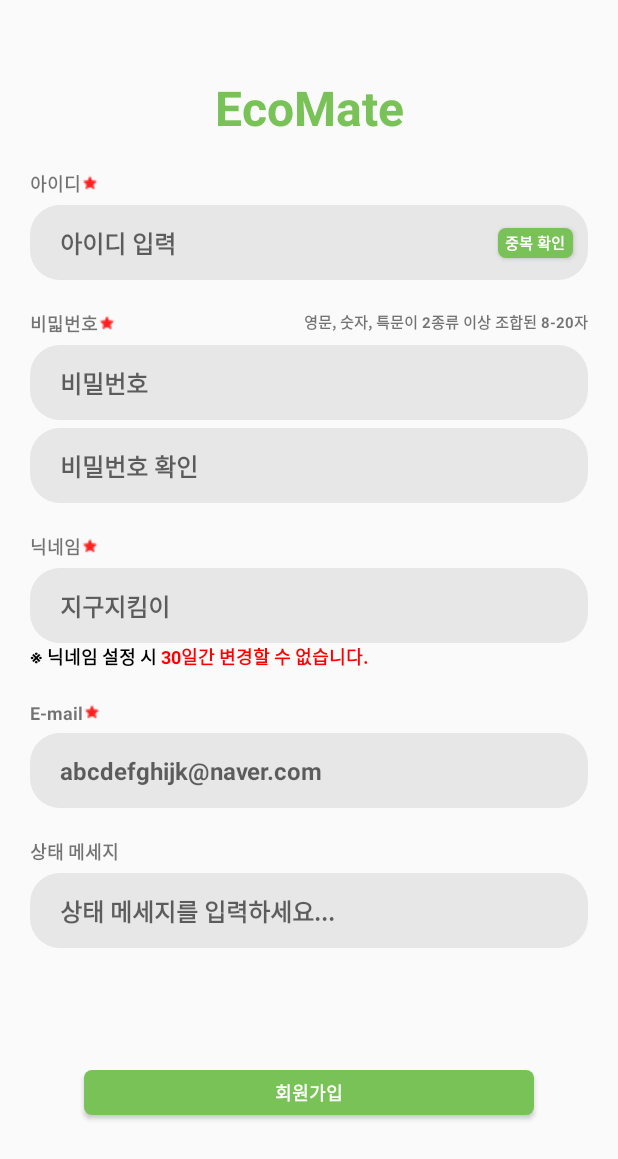
After one commit to Eco-Mate/EcoMate-Client, an Android app: the layout activity_signup.xml on its own in the app's theme, with its tools: preview values and no code run, on a phone screen of 412 x 824 dp. The commit adds this screen. Shown: the top 1159 px of the screen. Run offline under Robolectric (Android 15) with nearby library versions, the phone set to English and light mode, and no system bars.

Commit message:
Add: Login, Signup Page

```diff
--- /dev/null
+++ b/app/src/main/res/drawable/gray_background_2.xml
@@ -0,0 +1,11 @@
+<?xml version="1.0" encoding="utf-8"?>
+<ripple
+    xmlns:android="http://schemas.android.com/apk/res/android"
+    android:color="@color/white">
+    <item android:id="@+id/background">
+        <shape android:shape="rectangle">
+            <solid android:color="@color/gray_3"/>
+            <corners android:radius="20dp"/>
+        </shape>
+    </item>
+</ripple>
--- a/app/src/main/res/layout/access_dialog.xml
+++ b/app/src/main/res/layout/access_dialog.xml
@@ -50,7 +50,7 @@
         android:textColor="@color/gray_2"
         android:textSize="16dp"
         android:textStyle="bold"
-        android:background="@drawable/gray_background"
+        android:background="@drawable/gray_background_1"
         android:layout_marginStart="15dp"
         android:layout_marginEnd="15dp"
         android:layout_marginTop="5dp"
--- /dev/null
+++ b/app/src/main/res/layout/activity_login.xml
@@ -0,0 +1,121 @@
+<?xml version="1.0" encoding="utf-8"?>
+<androidx.constraintlayout.widget.ConstraintLayout xmlns:android="http://schemas.android.com/apk/res/android"
+    android:layout_width="match_parent"
+    android:layout_height="match_parent"
+    xmlns:app="http://schemas.android.com/apk/res-auto">
+
+    <TextView
+        android:id="@+id/login_title"
+        android:layout_width="wrap_content"
+        android:layout_height="wrap_content"
+        android:text="EcoMate"
+        android:textSize="32dp"
+        android:textStyle="bold"
+        android:textColor="@color/primary"
+        android:layout_marginTop="100dp"
+        app:layout_constraintStart_toStartOf="parent"
+        app:layout_constraintEnd_toEndOf="parent"
+        app:layout_constraintTop_toTopOf="parent" />
+    <EditText
+        android:id="@+id/login_id"
+        android:layout_width="300dp"
+        android:layout_height="wrap_content"
+        android:hint="아이디"
+        android:layout_marginTop="50dp"
+        app:layout_constraintStart_toStartOf="parent"
+        app:layout_constraintEnd_toEndOf="parent"
+        app:layout_constraintTop_toBottomOf="@id/login_title" />
+    <EditText
+        android:id="@+id/login_password"
+        android:layout_width="300dp"
+        android:layout_height="wrap_content"
+        android:hint="비밀번호"
+        app:layout_constraintStart_toStartOf="parent"
+        app:layout_constraintEnd_toEndOf="parent"
+        app:layout_constraintTop_toBottomOf="@id/login_id" />
+    <LinearLayout
+        android:id="@+id/auto_login"
+        android:layout_width="300dp"
+        android:layout_height="wrap_content"
+        android:orientation="horizontal"
+
+        app:layout_constraintStart_toStartOf="parent"
+        app:layout_constraintEnd_toEndOf="parent"
+        app:layout_constraintTop_toBottomOf="@id/login_password">
+        <TextView
+            android:id="@+id/auto_login_title"
+            android:layout_width="wrap_content"
+            android:layout_height="wrap_content"
+            android:text="자동 로그인"
+            android:textColor="@color/black"
+            android:textSize="10dp"
+            android:textStyle="bold"/>
+        <CheckBox
+            android:id="@+id/auto_login_checkBox"
+            android:layout_width="wrap_content"
+            android:layout_height="wrap_content"/>
+    </LinearLayout>
+    <Button
+        android:id="@+id/login_btn"
+        android:layout_width="100dp"
+        android:layout_height="wrap_content"
+        android:text="로그인"
+        android:textStyle="bold"
+        android:textSize="12dp"
+        android:textColor="@color/white"
+        android:background="@drawable/primary_background"
+        android:layout_marginTop="50dp"
+        app:layout_constraintStart_toStartOf="parent"
+        app:layout_constraintEnd_toEndOf="parent"
+        app:layout_constraintTop_toBottomOf="@id/auto_login"/>
+    <LinearLayout
+        android:id="@+id/login_option"
+        android:layout_width="wrap_content"
+        android:layout_height="wrap_content"
+        android:orientation="horizontal"
+        android:layout_marginTop="30dp"
+        app:layout_constraintStart_toStartOf="parent"
+        app:layout_constraintEnd_toEndOf="parent"
+        app:layout_constraintTop_toBottomOf="@id/login_btn">
+        <TextView
+            android:id="@+id/login_findId"
+            android:layout_width="wrap_content"
+            android:layout_height="wrap_content"
+            android:text="아이디 찾기"
+            android:textSize="12dp"
+            android:textStyle="bold"
+            android:clickable="true"/>
+        <TextView
+            android:layout_width="wrap_content"
+            android:layout_height="wrap_content"
+            android:text="|"
+            android:textSize="12dp"
+            android:textStyle="bold"
+            android:layout_marginStart="5dp"
+            android:layout_marginEnd="5dp" />
+        <TextView
+            android:id="@+id/login_findPassword"
+            android:layout_width="wrap_content"
+            android:layout_height="wrap_content"
+            android:text="비밀번호 찾기"
+            android:textSize="12dp"
+            android:textStyle="bold"
+            android:clickable="true"/>
+        <TextView
+            android:layout_width="wrap_content"
+            android:layout_height="wrap_content"
+            android:text="|"
+            android:textSize="12dp"
+            android:textStyle="bold"
+            android:layout_marginStart="5dp"
+            android:layout_marginEnd="5dp"/>
+        <TextView
+            android:id="@+id/login_signUp"
+            android:layout_width="wrap_content"
+            android:layout_height="wrap_content"
+            android:text="회원가입"
+            android:textSize="12dp"
+            android:textStyle="bold"
+            android:clickable="true"/>
+    </LinearLayout>
+</androidx.constraintlayout.widget.ConstraintLayout>
--- /dev/null
+++ b/app/src/main/res/layout/activity_signup.xml
@@ -0,0 +1,353 @@
+<?xml version="1.0" encoding="utf-8"?>
+<androidx.constraintlayout.widget.ConstraintLayout xmlns:android="http://schemas.android.com/apk/res/android"
+    android:layout_width="match_parent"
+    android:layout_height="match_parent"
+    xmlns:app="http://schemas.android.com/apk/res-auto">
+
+    <TextView
+        android:id="@+id/signup_title"
+        android:layout_width="wrap_content"
+        android:layout_height="wrap_content"
+        android:text="EcoMate"
+        android:textStyle="bold"
+        android:textSize="32dp"
+        android:textColor="@color/primary"
+        android:layout_marginTop="50dp"
+        app:layout_constraintStart_toStartOf="parent"
+        app:layout_constraintEnd_toEndOf="parent"
+        app:layout_constraintTop_toTopOf="parent"/>
+    <androidx.constraintlayout.widget.ConstraintLayout
+        android:id="@+id/signup_id"
+        android:layout_width="match_parent"
+        android:layout_height="wrap_content"
+        android:layout_margin="20dp"
+        app:layout_constraintStart_toStartOf="parent"
+        app:layout_constraintEnd_toEndOf="parent"
+        app:layout_constraintTop_toBottomOf="@id/signup_title">
+        <LinearLayout
+            android:id="@+id/signup_id_title"
+            android:layout_width="wrap_content"
+            android:layout_height="wrap_content"
+            android:orientation="horizontal"
+            android:gravity="center"
+            app:layout_constraintStart_toStartOf="parent"
+            app:layout_constraintTop_toTopOf="parent">
+            <TextView
+                android:layout_width="wrap_content"
+                android:layout_height="wrap_content"
+                android:text="아이디"
+                android:textSize="12dp"
+                android:textStyle="bold"/>
+            <ImageView
+                android:layout_width="wrap_content"
+                android:layout_height="wrap_content"
+                android:background="@drawable/star"/>
+        </LinearLayout>
+        <androidx.constraintlayout.widget.ConstraintLayout
+            android:id="@+id/signup_id_input"
+            android:layout_width="match_parent"
+            android:layout_height="50dp"
+            android:layout_marginTop="5dp"
+            app:layout_constraintStart_toStartOf="parent"
+            app:layout_constraintEnd_toEndOf="parent"
+            app:layout_constraintTop_toBottomOf="@id/signup_id_title"
+            android:background="@drawable/gray_background_2">
+
+            <EditText
+                android:id="@+id/signup_id_editText"
+                android:layout_width="0dp"
+                android:layout_height="wrap_content"
+                android:hint="아이디 입력"
+                android:textSize="16dp"
+                android:textStyle="bold"
+                android:background="@android:color/transparent"
+                android:layout_marginStart="20dp"
+                app:layout_constraintStart_toStartOf="parent"
+                app:layout_constraintEnd_toStartOf="@id/signup_id_btn"
+                app:layout_constraintTop_toTopOf="parent"
+                app:layout_constraintBottom_toBottomOf="parent"/>
+            <Button
+                android:id="@+id/signup_id_btn"
+                android:layout_width="50dp"
+                android:layout_height="20dp"
+                android:text="중복 확인"
+                android:textStyle="bold"
+                android:textSize="10dp"
+                android:textColor="@color/white"
+                android:background="@drawable/primary_background"
+                android:layout_marginEnd="10dp"
+                app:layout_constraintStart_toEndOf="@id/signup_id_editText"
+                app:layout_constraintEnd_toEndOf="parent"
+                app:layout_constraintTop_toTopOf="parent"
+                app:layout_constraintBottom_toBottomOf="parent"/>
+        </androidx.constraintlayout.widget.ConstraintLayout>
+    </androidx.constraintlayout.widget.ConstraintLayout>
+    <androidx.constraintlayout.widget.ConstraintLayout
+        android:id="@+id/signup_password"
+        android:layout_width="match_parent"
+        android:layout_height="wrap_content"
+        android:layout_margin="20dp"
+        app:layout_constraintStart_toStartOf="parent"
+        app:layout_constraintEnd_toEndOf="parent"
+        app:layout_constraintTop_toBottomOf="@id/signup_id">
+        <LinearLayout
+            android:id="@+id/signup_password_title"
+            android:layout_width="wrap_content"
+            android:layout_height="wrap_content"
+            android:orientation="horizontal"
+            android:gravity="center"
+            app:layout_constraintStart_toStartOf="parent"
+            app:layout_constraintTop_toTopOf="parent">
+            <TextView
+                android:layout_width="wrap_content"
+                android:layout_height="wrap_content"
+                android:text="비밃번호"
+                android:textSize="12dp"
+                android:textStyle="bold"/>
+            <ImageView
+                android:layout_width="wrap_content"
+                android:layout_height="wrap_content"
+                android:background="@drawable/star"/>
+        </LinearLayout>
+        <TextView
+            android:layout_width="wrap_content"
+            android:layout_height="wrap_content"
+            android:text="영문, 숫자, 특문이 2종류 이상 조합된 8-20자"
+            android:textSize="10dp"
+            android:textStyle="bold"
+            app:layout_constraintEnd_toEndOf="parent"
+            app:layout_constraintTop_toTopOf="parent"/>
+        <androidx.constraintlayout.widget.ConstraintLayout
+            android:id="@+id/signup_password_input_1"
+            android:layout_width="match_parent"
+            android:layout_height="50dp"
+            android:layout_marginTop="5dp"
+            app:layout_constraintStart_toStartOf="parent"
+            app:layout_constraintEnd_toEndOf="parent"
+            app:layout_constraintTop_toBottomOf="@id/signup_password_title"
+            android:background="@drawable/gray_background_2">
+
+            <EditText
+                android:id="@+id/signup_password_editText_1"
+                android:layout_width="0dp"
+                android:layout_height="wrap_content"
+                android:hint="비밀번호"
+                android:textSize="16dp"
+                android:textStyle="bold"
+                android:background="@android:color/transparent"
+                android:layout_marginStart="20dp"
+                android:layout_marginEnd="20dp"
+                app:layout_constraintStart_toStartOf="parent"
+                app:layout_constraintEnd_toEndOf="parent"
+                app:layout_constraintTop_toTopOf="parent"
+                app:layout_constraintBottom_toBottomOf="parent"/>
+        </androidx.constraintlayout.widget.ConstraintLayout>
+        <androidx.constraintlayout.widget.ConstraintLayout
+            android:id="@+id/signup_password_input_2"
+            android:layout_width="match_parent"
+            android:layout_height="50dp"
+            android:layout_marginTop="5dp"
+            app:layout_constraintStart_toStartOf="parent"
+            app:layout_constraintEnd_toEndOf="parent"
+            app:layout_constraintTop_toBottomOf="@id/signup_password_input_1"
+            android:background="@drawable/gray_background_2">
+
+            <EditText
+                android:id="@+id/signup_password_editText_2"
+                android:layout_width="0dp"
+                android:layout_height="wrap_content"
+                android:hint="비밀번호 확인"
+                android:textSize="16dp"
+                android:textStyle="bold"
+                android:background="@android:color/transparent"
+                android:layout_marginStart="20dp"
+                android:layout_marginEnd="20dp"
+                app:layout_constraintStart_toStartOf="parent"
+                app:layout_constraintEnd_toEndOf="parent"
+                app:layout_constraintTop_toTopOf="parent"
+                app:layout_constraintBottom_toBottomOf="parent"/>
+        </androidx.constraintlayout.widget.ConstraintLayout>
+    </androidx.constraintlayout.widget.ConstraintLayout>
+    <androidx.constraintlayout.widget.ConstraintLayout
+        android:id="@+id/signup_nickname"
+        android:layout_width="match_parent"
+        android:layout_height="wrap_content"
+        android:layout_margin="20dp"
+        app:layout_constraintStart_toStartOf="parent"
+        app:layout_constraintEnd_toEndOf="parent"
+        app:layout_constraintTop_toBottomOf="@id/signup_password">
+        <LinearLayout
+            android:id="@+id/signup_nickname_title"
+            android:layout_width="wrap_content"
+            android:layout_height="wrap_content"
+            android:orientation="horizontal"
+            android:gravity="center"
+            app:layout_constraintStart_toStartOf="parent"
+            app:layout_constraintTop_toTopOf="parent">
+            <TextView
+                android:layout_width="wrap_content"
+                android:layout_height="wrap_content"
+                android:text="닉네임"
+                android:textSize="12dp"
+                android:textStyle="bold"/>
+            <ImageView
+                android:layout_width="wrap_content"
+                android:layout_height="wrap_content"
+                android:background="@drawable/star"/>
+        </LinearLayout>
+        <androidx.constraintlayout.widget.ConstraintLayout
+            android:id="@+id/signup_nickname_input"
+            android:layout_width="match_parent"
+            android:layout_height="50dp"
+            android:layout_marginTop="5dp"
+            app:layout_constraintStart_toStartOf="parent"
+            app:layout_constraintEnd_toEndOf="parent"
+            app:layout_constraintTop_toBottomOf="@id/signup_nickname_title"
+            android:background="@drawable/gray_background_2">
+
+            <EditText
+                android:id="@+id/signup_nickname_editText"
+                android:layout_width="0dp"
+                android:layout_height="wrap_content"
+                android:hint="지구지킴이"
+                android:textSize="16dp"
+                android:textStyle="bold"
+                android:background="@android:color/transparent"
+                android:layout_marginStart="20dp"
+                android:layout_marginEnd="20dp"
+                app:layout_constraintStart_toStartOf="parent"
+                app:layout_constraintEnd_toEndOf="parent"
+                app:layout_constraintTop_toTopOf="parent"
+                app:layout_constraintBottom_toBottomOf="parent"/>
+        </androidx.constraintlayout.widget.ConstraintLayout>
+        <TextView
+            android:id="@+id/signup_nickname_warn_1"
+            android:layout_width="wrap_content"
+            android:layout_height="wrap_content"
+            android:text="※ 닉네임 설정 시 "
+            android:textSize="12dp"
+            android:textColor="@color/black"
+            android:textStyle="bold"
+            app:layout_constraintStart_toStartOf="parent"
+            app:layout_constraintTop_toBottomOf="@id/signup_nickname_input"/>
+        <TextView
+            android:id="@+id/signup_nickname_warn_2"
+            android:layout_width="wrap_content"
+            android:layout_height="wrap_content"
+            android:text="30일간 변경할 수 없습니다."
+            android:textStyle="bold"
+            android:textColor="@color/red"
+            android:textSize="12dp"
+            app:layout_constraintStart_toEndOf="@id/signup_nickname_warn_1"
+            app:layout_constraintTop_toBottomOf="@id/signup_nickname_input"/>
+    </androidx.constraintlayout.widget.ConstraintLayout>
+    <androidx.constraintlayout.widget.ConstraintLayout
+        android:id="@+id/signup_email"
+        android:layout_width="match_parent"
+        android:layout_height="wrap_content"
+        android:layout_margin="20dp"
+        app:layout_constraintStart_toStartOf="parent"
+        app:layout_constraintEnd_toEndOf="parent"
+        app:layout_constraintTop_toBottomOf="@id/signup_nickname">
+        <LinearLayout
+            android:id="@+id/signup_email_title"
+            android:layout_width="wrap_content"
+            android:layout_height="wrap_content"
+            android:orientation="horizontal"
+            android:gravity="center"
+            app:layout_constraintStart_toStartOf="parent"
+            app:layout_constraintTop_toTopOf="parent">
+            <TextView
+                android:layout_width="wrap_content"
+                android:layout_height="wrap_content"
+                android:text="E-mail"
+                android:textSize="12dp"
+                android:textStyle="bold"/>
+            <ImageView
+                android:layout_width="wrap_content"
+                android:layout_height="wrap_content"
+                android:background="@drawable/star"/>
+        </LinearLayout>
+        <androidx.constraintlayout.widget.ConstraintLayout
+            android:id="@+id/signup_email_input"
+            android:layout_width="match_parent"
+            android:layout_height="50dp"
+            android:layout_marginTop="5dp"
+            app:layout_constraintStart_toStartOf="parent"
+            app:layout_constraintEnd_toEndOf="parent"
+            app:layout_constraintTop_toBottomOf="@id/signup_email_title"
+            android:background="@drawable/gray_background_2">
+
+            <EditText
+                android:id="@+id/signup_email_editText"
+                android:layout_width="0dp"
+                android:layout_height="wrap_content"
+                android:hint="abcdefghijk@naver.com"
+                android:textSize="16dp"
+                android:textStyle="bold"
+                android:background="@android:color/transparent"
+                android:layout_marginStart="20dp"
+                android:layout_marginEnd="20dp"
+                app:layout_constraintStart_toStartOf="parent"
+                app:layout_constraintEnd_toEndOf="parent"
+                app:layout_constraintTop_toTopOf="parent"
+                app:layout_constraintBottom_toBottomOf="parent"/>
+        </androidx.constraintlayout.widget.ConstraintLayout>
+    </androidx.constraintlayout.widget.ConstraintLayout>
+    <androidx.constraintlayout.widget.ConstraintLayout
+        android:id="@+id/signup_state"
+        android:layout_width="match_parent"
+        android:layout_height="wrap_content"
+        android:layout_margin="20dp"
+        app:layout_constraintStart_toStartOf="parent"
+        app:layout_constraintEnd_toEndOf="parent"
+        app:layout_constraintTop_toBottomOf="@id/signup_email">
+        <TextView
+            android:id="@+id/signup_state_title"
+            android:layout_width="wrap_content"
+            android:layout_height="wrap_content"
+            android:text="상태 메세지"
+            android:textSize="12dp"
+            android:textStyle="bold"
+            app:layout_constraintStart_toStartOf="parent"
+            app:layout_constraintTop_toTopOf="parent"/>
+        <androidx.constraintlayout.widget.ConstraintLayout
+            android:id="@+id/signup_state_input"
+            android:layout_width="match_parent"
+            android:layout_height="50dp"
+            android:layout_marginTop="5dp"
+            app:layout_constraintStart_toStartOf="parent"
+            app:layout_constraintEnd_toEndOf="parent"
+            app:layout_constraintTop_toBottomOf="@id/signup_state_title"
+            android:background="@drawable/gray_background_2">
+
+            <EditText
+                android:id="@+id/signup_state_editText"
+                android:layout_width="0dp"
+                android:layout_height="wrap_content"
+                android:hint="상태 메세지를 입력하세요..."
+                android:textSize="16dp"
+                android:textStyle="bold"
+                android:background="@android:color/transparent"
+                android:layout_marginStart="20dp"
+                android:layout_marginEnd="20dp"
+                app:layout_constraintStart_toStartOf="parent"
+                app:layout_constraintEnd_toEndOf="parent"
+                app:layout_constraintTop_toTopOf="parent"
+                app:layout_constraintBottom_toBottomOf="parent"/>
+        </androidx.constraintlayout.widget.ConstraintLayout>
+    </androidx.constraintlayout.widget.ConstraintLayout>
+    <Button
+        android:id="@+id/signup_btn"
+        android:layout_width="300dp"
+        android:layout_height="30dp"
+        android:text="회원가입"
+        android:textSize="12dp"
+        android:textColor="@color/white"
+        android:textStyle="bold"
+        android:background="@drawable/primary_background"
+        app:layout_constraintStart_toStartOf="parent"
+        app:layout_constraintEnd_toEndOf="parent"
+        app:layout_constraintTop_toBottomOf="@id/signup_state"
+        app:layout_constraintBottom_toBottomOf="parent"/>
+</androidx.constraintlayout.widget.ConstraintLayout>
--- /dev/null
+++ b/app/src/main/res/layout/fragment_community.xml
@@ -0,0 +1,6 @@
+<?xml version="1.0" encoding="utf-8"?>
+<androidx.constraintlayout.widget.ConstraintLayout xmlns:android="http://schemas.android.com/apk/res/android"
+    android:layout_width="match_parent"
+    android:layout_height="match_parent">
+
+</androidx.constraintlayout.widget.ConstraintLayout>
--- a/app/src/main/res/values/colors.xml
+++ b/app/src/main/res/values/colors.xml
@@ -7,4 +7,5 @@
     <color name="gray_1">#616161</color>
     <color name="gray_2">#787878</color>
     <color name="gray_3">#E7E7E7</color>
+    <color name="red">#FF0000</color>
 </resources>
```
Also changed, not shown: app/src/main/res/drawable/gray_background_1.xml (renamed from app/src/main/res/drawable/gray_background.xml), app/src/main/res/drawable/star.png (added), app/src/main/res/layout/activity_permission.xml (renamed from app/src/main/res/layout/permission_page.xml).
